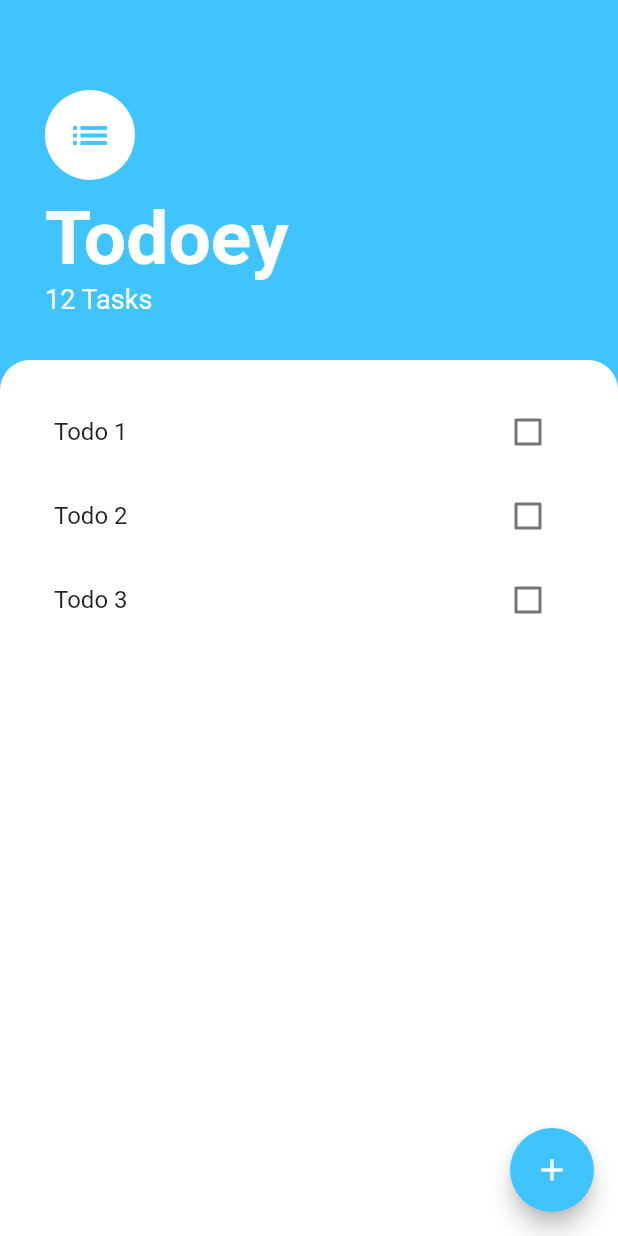
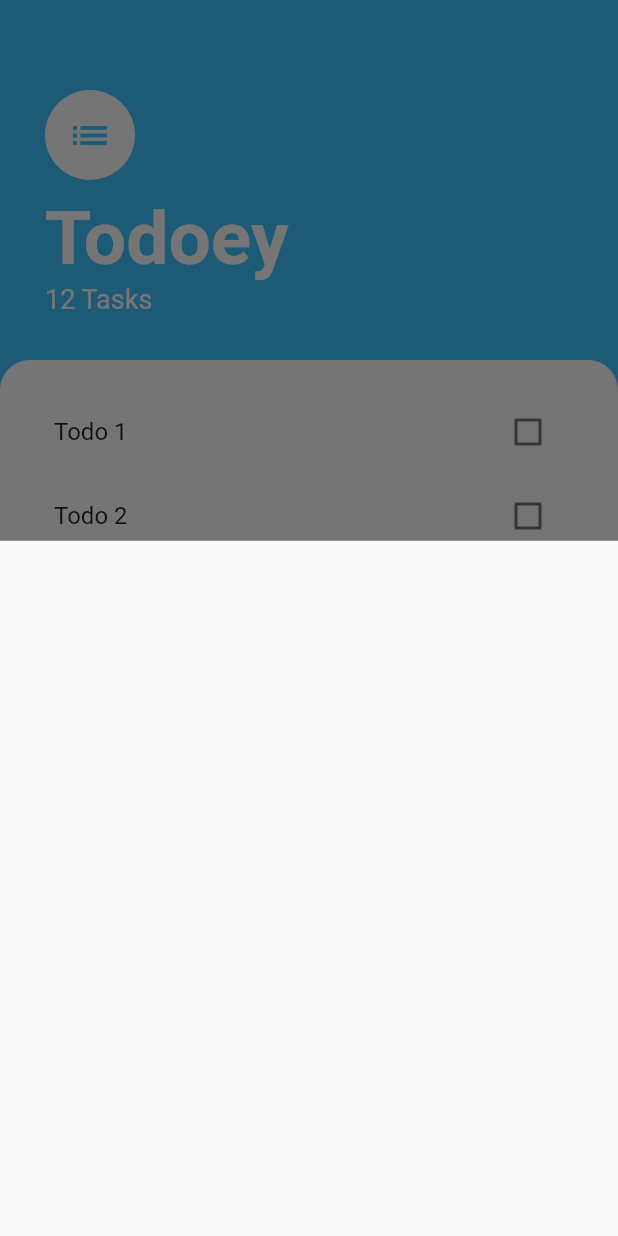
Before and after one commit to kdh9202/todoey_flutter, a Flutter app: the screen it shows after launch, after a tap on the "add" icon, on a phone screen of 412 x 824 dp. Run offline on Flutter 3.47's test engine with Material 2 defaults, Android fonts, the phone set to English and light mode, and no system bars.

Commit message:
202204051846

```diff
--- /dev/null
+++ b/lib/screens/add_task_screen.dart
@@ -0,0 +1,15 @@
+import 'package:flutter/material.dart';
+
+class AddTaskScreen extends StatefulWidget {
+  const AddTaskScreen({Key? key}) : super(key: key);
+
+  @override
+  State<AddTaskScreen> createState() => _AddTaskScreenState();
+}
+
+class _AddTaskScreenState extends State<AddTaskScreen> {
+  @override
+  Widget build(BuildContext context) {
+    return Container();
+  }
+}
--- a/lib/screens/tasks_screen.dart
+++ b/lib/screens/tasks_screen.dart
@@ -1,9 +1,9 @@
 import 'package:flutter/cupertino.dart';
 import 'package:flutter/material.dart';
+import 'package:todoey_flutter/widgets/tasks_list.dart';
+import 'package:todoey_flutter/screens/add_task_screen.dart';
 
 class TasksScreen extends StatelessWidget {
-  const TasksScreen({Key? key}) : super(key: key);
-
   @override
   Widget build(BuildContext context) {
     return Scaffold(
@@ -11,56 +11,58 @@ class TasksScreen extends StatelessWidget {
       floatingActionButton: FloatingActionButton(
         backgroundColor: Colors.lightBlueAccent,
         child: const Icon(Icons.add),
-        onPressed: (){},
+        onPressed: () {
+          showModalBottomSheet(
+              context: context, builder: (context) => AddTaskScreen());
+        },
       ),
       body: Column(
         crossAxisAlignment: CrossAxisAlignment.start,
         children: [
           Container(
-            padding: const EdgeInsets.only(top: 60, left: 30, right: 30, bottom: 30),
+            padding:
+                const EdgeInsets.only(top: 60, left: 30, right: 30, bottom: 30),
             child: Column(
               crossAxisAlignment: CrossAxisAlignment.start,
               children: const [
                 CircleAvatar(
                   backgroundColor: Colors.white,
                   radius: 30,
-                  child: Icon(Icons.list, color: Colors.lightBlueAccent,size: 30,),
+                  child: Icon(
+                    Icons.list,
+                    color: Colors.lightBlueAccent,
+                    size: 30,
+                  ),
                 ),
-                SizedBox(height: 10,),
-                Text('Todoey', style: TextStyle(color: Colors.white, fontSize: 50, fontWeight: FontWeight.w700),),
-                Text('12 Tasks', style: TextStyle(color: Colors.white, fontSize: 18),)
+                SizedBox(
+                  height: 10,
+                ),
+                Text(
+                  'Todoey',
+                  style: TextStyle(
+                      color: Colors.white,
+                      fontSize: 50,
+                      fontWeight: FontWeight.w700),
+                ),
+                Text(
+                  '12 Tasks',
+                  style: TextStyle(color: Colors.white, fontSize: 18),
+                )
               ],
             ),
           ),
           Expanded(
               child: Container(
-                padding: const EdgeInsets.all(20),
-                decoration : const BoxDecoration(
-                  color: Colors.white,
-                  borderRadius: BorderRadius.only(topLeft: Radius.circular(20), topRight: Radius.circular(20))
-                ),
-                child: ListView(
-                  children: [
-                    ListTile(
-                      title: Text('Todo 1'),
-                      trailing: Checkbox(value: false, onChanged: (value){}),
-                    ),
-                    ListTile(
-                      title: Text('Todo 2'),
-                      trailing: Checkbox(value: false, onChanged: (value){}),
-                    ),
-                    ListTile(
-                      title: Text('Todo 3'),
-                      trailing: Checkbox(value: false, onChanged: (value){}),
-                    ),
-
-                  ],
-                ),
-              )
-          )
+            padding: const EdgeInsets.all(20),
+            decoration: const BoxDecoration(
+                color: Colors.white,
+                borderRadius: BorderRadius.only(
+                    topLeft: Radius.circular(20),
+                    topRight: Radius.circular(20))),
+            child: TasksList(),
+          ))
         ],
       ),
-
     );
   }
 }
--- /dev/null
+++ b/lib/widgets/task_tile.dart
@@ -0,0 +1,11 @@
+import 'package:flutter/material.dart';
+
+class TaskTile extends StatelessWidget {
+  @override
+  Widget build(BuildContext context) {
+    return ListTile(
+      title: Text('Todo 1'),
+      trailing: Checkbox(value: false, onChanged: (value) {}),
+    );
+  }
+}
--- /dev/null
+++ b/lib/widgets/tasks_list.dart
@@ -0,0 +1,21 @@
+import 'package:flutter/material.dart';
+import 'package:todoey_flutter/widgets/task_tile.dart';
+
+class TasksList extends StatelessWidget {
+  @override
+  Widget build(BuildContext context) {
+    return ListView(
+      children: [
+        TaskTile(),
+        ListTile(
+          title: Text('Todo 2'),
+          trailing: Checkbox(value: false, onChanged: (value) {}),
+        ),
+        ListTile(
+          title: Text('Todo 3'),
+          trailing: Checkbox(value: false, onChanged: (value) {}),
+        ),
+      ],
+    );
+  }
+}
```
